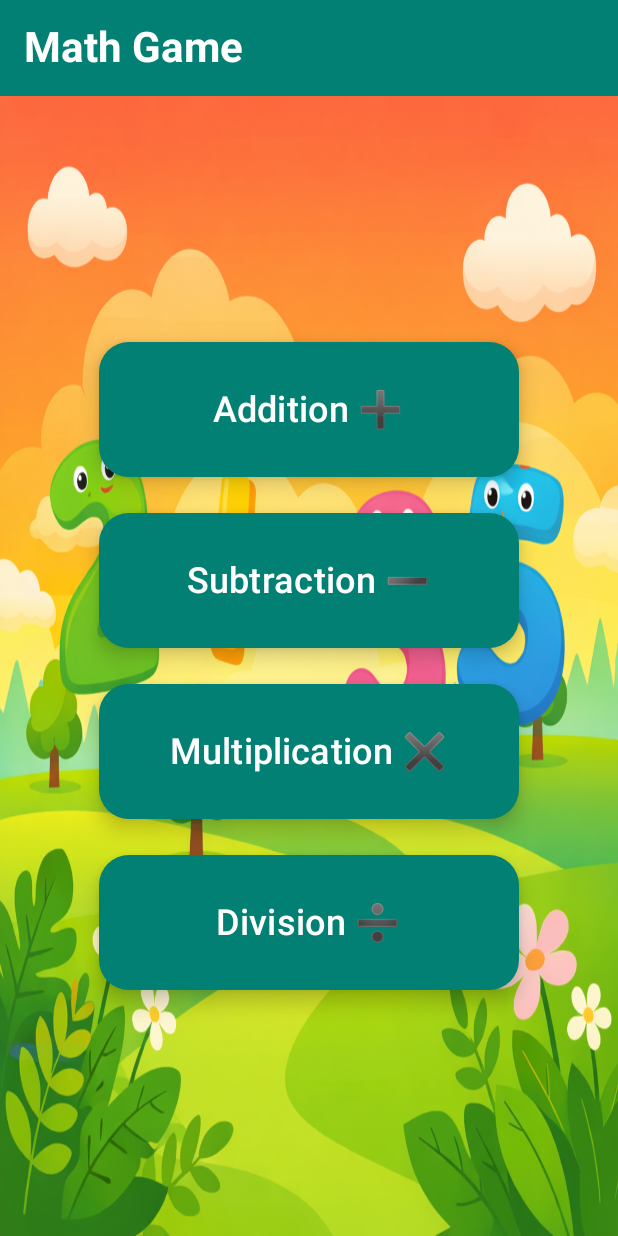
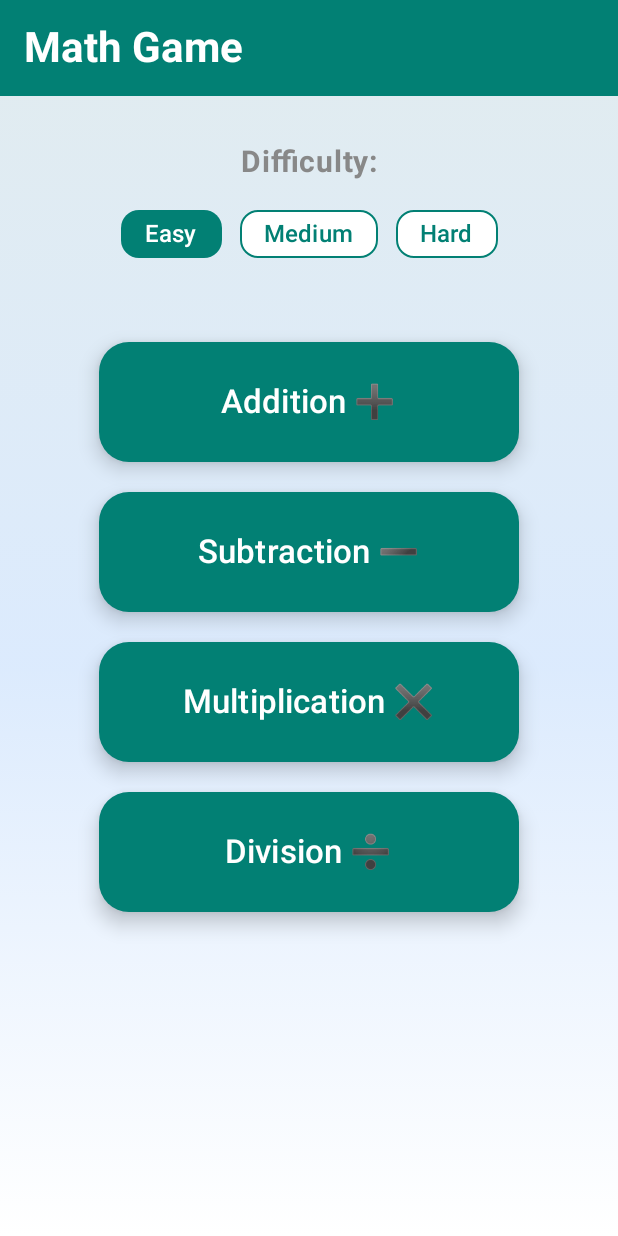
Before and after one commit to Developer199239/MathQuest, an Android app built with Jetpack Compose: the screen it shows after launch (MainActivity), on a phone screen of 412 x 824 dp. Run offline under Robolectric (Android 15) with nearby library versions, the phone set to English and light mode, and no system bars; our stand-ins replace accompanist.

Commit message:
Add difficulty level selection UI on Homepage

```diff
--- a/app/src/main/java/com/example/mathgamecompose/HomePage.kt
+++ b/app/src/main/java/com/example/mathgamecompose/HomePage.kt
@@ -1,27 +1,37 @@
 package com.example.mathgamecompose
 
+import androidx.compose.foundation.background
 import androidx.compose.foundation.layout.Arrangement
 import androidx.compose.foundation.layout.Column
+import androidx.compose.foundation.layout.Row
+import androidx.compose.foundation.layout.Spacer
 import androidx.compose.foundation.layout.fillMaxSize
+import androidx.compose.foundation.layout.fillMaxWidth
+import androidx.compose.foundation.layout.height
 import androidx.compose.foundation.layout.padding
 import androidx.compose.foundation.layout.size
+import androidx.compose.foundation.rememberScrollState
 import androidx.compose.foundation.shape.RoundedCornerShape
+import androidx.compose.foundation.verticalScroll
 import androidx.compose.material3.Button
 import androidx.compose.material3.ButtonDefaults
 import androidx.compose.material3.ExperimentalMaterial3Api
+import androidx.compose.material3.FilterChip
+import androidx.compose.material3.FilterChipDefaults
 import androidx.compose.material3.Scaffold
 import androidx.compose.material3.Text
 import androidx.compose.material3.TopAppBar
 import androidx.compose.material3.TopAppBarDefaults
 import androidx.compose.runtime.Composable
+import androidx.compose.runtime.getValue
+import androidx.compose.runtime.mutableStateOf
+import androidx.compose.runtime.remember
+import androidx.compose.runtime.setValue
 import androidx.compose.ui.Alignment
 import androidx.compose.ui.Modifier
-import androidx.compose.ui.draw.paint
 import androidx.compose.ui.graphics.Brush
 import androidx.compose.ui.graphics.Color
-import androidx.compose.ui.layout.ContentScale
 import androidx.compose.ui.res.colorResource
-import androidx.compose.ui.res.painterResource
 import androidx.compose.ui.text.font.FontWeight
 import androidx.compose.ui.unit.dp
 import androidx.compose.ui.unit.sp
@@ -34,6 +44,8 @@ fun HomePage(navController: NavController) {
     val systemUiController = rememberSystemUiController()
     val greenColor = colorResource(id = R.color.green)
     systemUiController.setStatusBarColor(color = greenColor)
+
+    var selectedDifficulty by remember { mutableStateOf("Easy") }
 
     Scaffold(
         topBar = {
@@ -65,36 +77,89 @@ fun HomePage(navController: NavController) {
             modifier = Modifier
                 .fillMaxSize()
                 .padding(paddingValues)
-//                .background(backgroundGradient),
-                .paint(
-                    painter = painterResource(id = R.drawable.home_bg),
-                    contentScale = ContentScale.FillBounds
-                ),
-            horizontalAlignment = Alignment.CenterHorizontally,
-            verticalArrangement = Arrangement.spacedBy(24.dp, Alignment.CenterVertically)
+                .background(backgroundGradient)
+                .verticalScroll(rememberScrollState()),
+            horizontalAlignment = Alignment.CenterHorizontally
         ) {
 
+            Spacer(modifier = Modifier.height(32.dp))
+
+            Text(
+                text = "Difficulty:",
+                fontSize = 20.sp,
+                fontWeight = FontWeight.Bold,
+                color = Color.Gray
+            )
+
+            Spacer(modifier = Modifier.height(12.dp))
+
+            Row(
+                modifier = Modifier
+                    .fillMaxWidth()
+                    .padding(horizontal = 24.dp),
+                horizontalArrangement = Arrangement.spacedBy(12.dp, Alignment.CenterHorizontally)
+            ) {
+                DifficultyChip("Easy", selectedDifficulty == "Easy") { selectedDifficulty = "Easy" }
+                DifficultyChip("Medium", selectedDifficulty == "Medium") { selectedDifficulty = "Medium" }
+                DifficultyChip("Hard", selectedDifficulty == "Hard") { selectedDifficulty = "Hard" }
+            }
+
+            Spacer(modifier = Modifier.height(48.dp))
+
+            Column(
+                modifier = Modifier
+                    .fillMaxWidth()
+                    .padding(bottom = 32.dp),
+                horizontalAlignment = Alignment.CenterHorizontally,
+                verticalArrangement = Arrangement.spacedBy(20.dp)
+            ) {
                 GameCategoryButton(
                     text = "Addition ➕",
-                onClick = { navController.navigate("GamePage/add") }
+                    onClick = { navController.navigate("GamePage/add/$selectedDifficulty") }
                 )
 
                 GameCategoryButton(
                     text = "Subtraction ➖",
-                onClick = { navController.navigate("GamePage/sub") }
+                    onClick = { navController.navigate("GamePage/sub/$selectedDifficulty") }
                 )
 
                 GameCategoryButton(
                     text = "Multiplication ✖️",
-                onClick = { navController.navigate("GamePage/mutli") }
+                    onClick = { navController.navigate("GamePage/multi/$selectedDifficulty") }
                 )
 
                 GameCategoryButton(
                     text = "Division ➗",
-                onClick = { navController.navigate("GamePage/div") }
+                    onClick = { navController.navigate("GamePage/div/$selectedDifficulty") }
                 )
             }
         }
+    }
+}
+
+@OptIn(ExperimentalMaterial3Api::class)
+@Composable
+fun DifficultyChip(text: String, isSelected: Boolean, onClick: () -> Unit) {
+    FilterChip(
+        selected = isSelected,
+        onClick = onClick,
+        label = { Text(text = text, fontSize = 16.sp) },
+        colors = FilterChipDefaults.filterChipColors(
+            selectedContainerColor = colorResource(id = R.color.green),
+            selectedLabelColor = Color.White,
+            containerColor = Color.White,
+            labelColor = colorResource(id = R.color.green)
+        ),
+        border = FilterChipDefaults.filterChipBorder(
+            borderColor = colorResource(id = R.color.green),
+            selectedBorderColor = Color.Transparent,
+            borderWidth = 1.dp,
+            selectedBorderWidth = 0.dp,
+            enabled = true,
+            selected = isSelected
+        ),
+        shape = RoundedCornerShape(12.dp)
+    )
 }
 
 @Composable
@@ -109,12 +174,12 @@ fun GameCategoryButton(text: String, onClick: () -> Unit) {
             pressedElevation = 2.dp
         ),
         shape = RoundedCornerShape(20.dp),
-        modifier = Modifier.size(280.dp, 90.dp)
+        modifier = Modifier.size(280.dp, 80.dp)
     ) {
         Text(
             text = text,
             color = Color.White,
-            fontSize = 24.sp,
+            fontSize = 22.sp,
             fontWeight = FontWeight.Medium
         )
     }
```
Lines whose indentation alone changed are shown as unchanged.
